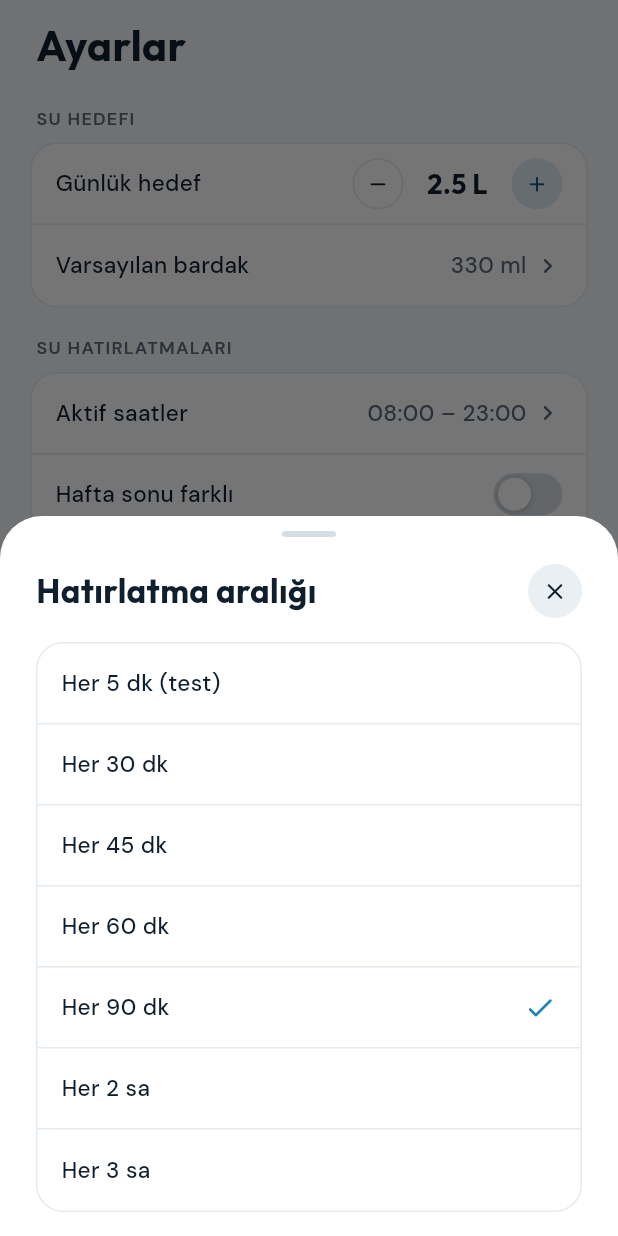
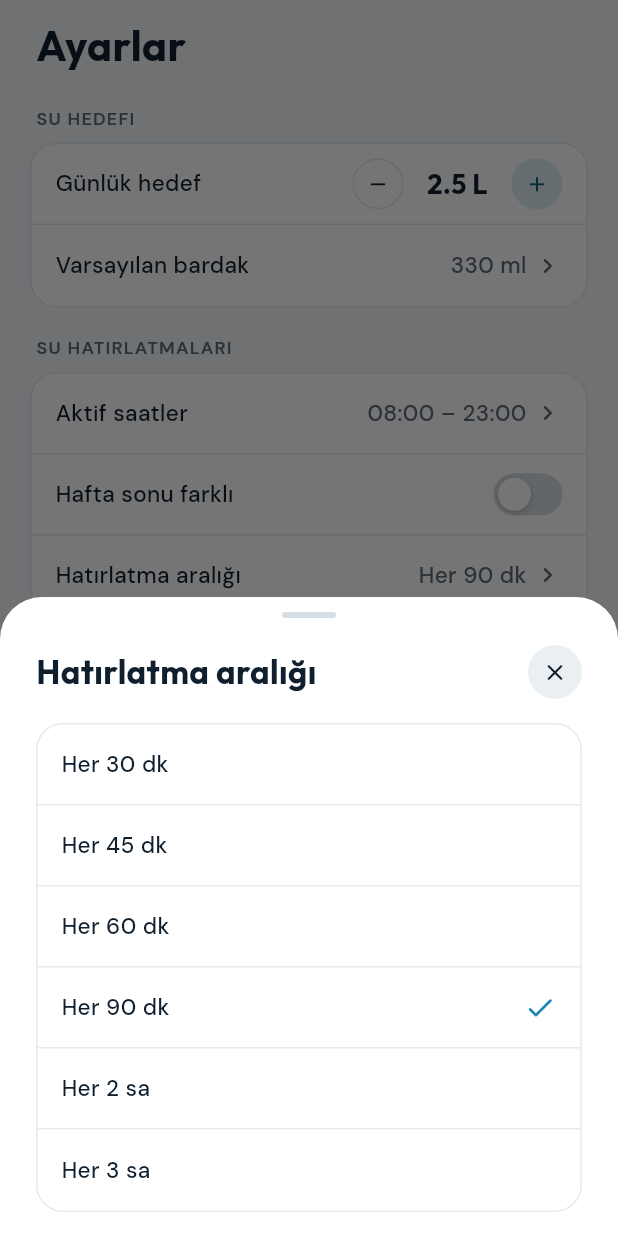
Before and after one commit to furkanbalc/reminder_app, a Flutter app: the SettingsScreen screen opened directly, after a tap on "Hatırlatma aralığı", on a phone screen of 412 x 824 dp. Run offline on Flutter 3.47's test engine with Material 3 defaults, Android fonts, the phone set to English and light mode, and no system bars; our stand-ins replace file_picker, flutter_local_notifications, flutter_riverpod, flutter_timezone, google_fonts, just_audio and 5 more; missing offline and left inert: alarm, flutter_alarmkit, health, home_widget; accounts and stored records are empty.

Commit message:
Geliştirici araçları debug derlemeyle sınırlı
5 dakikalık test aralığı yalnızca kDevTools açıkken listelenir
(debug veya --dart-define=DEV=true); release'te kalmışsa 90 dk'ya döner.

Co-Authored-By: Claude Fable 5.1 <noreply@anthropic.com>

```diff
--- /dev/null
+++ b/lib/core/utils/dev.dart
@@ -0,0 +1,5 @@
+import 'package:flutter/foundation.dart';
+
+/// Geliştirici araçları: debug derlemede ya da `--dart-define=DEV=true` ile açık.
+/// Release derlemelerde (mağaza/telefon kurulumu) kapalıdır.
+const bool kDevTools = kDebugMode || bool.fromEnvironment('DEV');
--- a/lib/data/models/water_settings.dart
+++ b/lib/data/models/water_settings.dart
@@ -63,8 +63,11 @@ class WaterSettings {
 
   static const quickAmounts = [200, 330, 500];
   static const glassOptions = [150, 200, 250, 330, 400, 500, 750];
-  static const intervalOptions = [5, 30, 45, 60, 90, 120, 180];
-  static const testIntervalMin = 5;
+  static const intervalOptions = [30, 45, 60, 90, 120, 180];
+
+  /// Yalnızca geliştirici derlemesinde listelenir.
+  static const devIntervalMin = 5;
+  static const minProdIntervalMin = 30;
   static const escalationOptions = [5, 10, 15, 20];
   static const snoozeOptions = [5, 10, 15, 20, 30];
 
--- a/lib/data/repositories/settings_repository.dart
+++ b/lib/data/repositories/settings_repository.dart
@@ -2,6 +2,7 @@ import 'dart:convert';
 
 import 'package:shared_preferences/shared_preferences.dart';
 
+import '../../core/utils/dev.dart';
 import '../models/water_settings.dart';
 
 /// Ayarlar tek bir JSON anahtarında saklanır; yeni alanlar eklemek kolay olsun diye.
@@ -23,6 +24,10 @@ class SettingsRepository {
         s = const WaterSettings();
       }
     }
+    if (!kDevTools && s.intervalMin < WaterSettings.minProdIntervalMin) {
+      // Geliştirici aralığı release'te geçersiz; varsayılana dön.
+      s = s.copyWith(intervalMin: 90);
+    }
     return s.copyWith(onboardingDone: _prefs.getBool(_onboarding) ?? false);
   }
 
--- a/lib/features/settings/settings_screen.dart
+++ b/lib/features/settings/settings_screen.dart
@@ -9,6 +9,7 @@ import 'package:share_plus/share_plus.dart';
 import '../../core/theme/app_colors.dart';
 import '../../core/theme/app_theme.dart';
 import '../../core/utils/android_hints.dart';
+import '../../core/utils/dev.dart';
 import '../../core/utils/format.dart';
 import '../../core/widgets/widgets.dart';
 import '../../data/models/enums.dart';
@@ -105,13 +106,13 @@ class SettingsScreen extends ConsumerWidget {
                         title: 'Hatırlatma aralığı',
                         selected: s.intervalMin,
                         options: [
+                          if (kDevTools)
+                            PickerOption(
+                              WaterSettings.devIntervalMin,
+                              '${fmtInterval(WaterSettings.devIntervalMin)} (dev)',
+                            ),
                           for (final m in WaterSettings.intervalOptions)
-                            PickerOption(
-                              m,
-                              m == WaterSettings.testIntervalMin
-                                  ? '${fmtInterval(m)} (test)'
-                                  : fmtInterval(m),
-                            ),
+                            PickerOption(m, fmtInterval(m)),
                         ],
                       );
                       if (v != null) save(s.copyWith(intervalMin: v));
@@ -321,7 +322,9 @@ class SettingsScreen extends ConsumerWidget {
               Padding(
                 padding: const EdgeInsets.only(left: 4),
                 child: Text(
-                  'Tüm verilerin yalnızca bu cihazda saklanır.',
+                  kDevTools
+                      ? 'Geliştirici derlemesi. Tüm verilerin yalnızca bu cihazda saklanır.'
+                      : 'Tüm verilerin yalnızca bu cihazda saklanır.',
                   style: AppText.body(context, size: 12, color: c.mute),
                 ),
               ),
```
Also changed, not shown: 1 other file.
